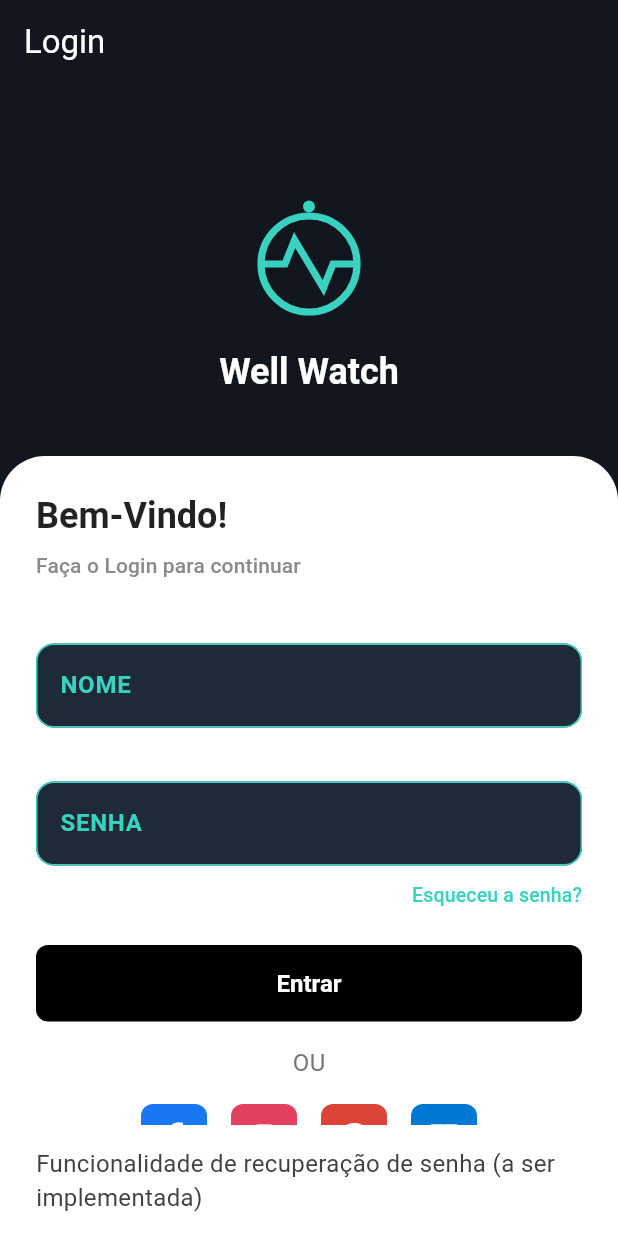
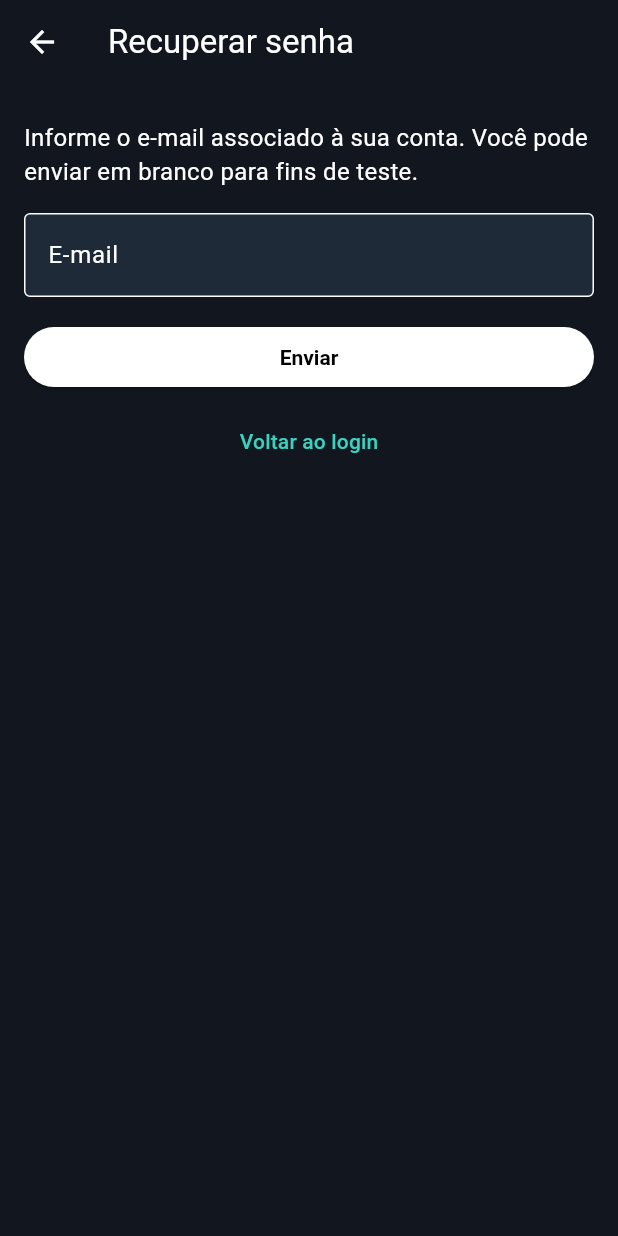
Before and after one commit to Garzin05/Well-Watch, a Flutter app: the screen it shows after launch, after a tap on "Esqueceu a senha?", on a phone screen of 412 x 824 dp. Run offline on Flutter 3.47's test engine with Material 3 defaults, Android fonts, the phone set to English and light mode, and no system bars; our stand-ins replace animate_do, font_awesome_flutter, mask_text_input_formatter, shared_preferences.

Commit message:
2 Paginas + Emulação android

```diff
--- a/Código-Well-Watch/lib/main.dart
+++ b/Código-Well-Watch/lib/main.dart
@@ -4,10 +4,7 @@ import 'package:projetowell/theme.dart';
 import 'package:provider/provider.dart';
 import 'package:projetowell/services/auth_service.dart';
 import 'package:projetowell/services/health_service.dart';
-import 'package:projetowell/screens/auth/welcome_screen.dart';
-import 'package:projetowell/screens/auth/patient_registration_screen.dart';
-import 'package:projetowell/screens/auth/doctor_registration_screen.dart';
-import 'package:projetowell/screens/auth/login_screen.dart';
+import 'package:projetowell/router.dart';
 
 void main() {
   WidgetsFlutterBinding.ensureInitialized();
@@ -41,14 +38,8 @@ class MyApp extends StatelessWidget {
         themeMode: ThemeMode
             .dark, // Use ThemeMode.system para seguir o tema do sistema
         debugShowCheckedModeBanner: false,
-        initialRoute: '/login', // Começa direto na tela de login
-        routes: {
-          '/login': (context) => const LoginScreen(),
-          '/welcome': (context) => const WelcomeScreen(),
-          '/patient-registration': (context) =>
-              const PatientRegistrationScreen(),
-          '/doctor-registration': (context) => const DoctorRegistrationScreen(),
-        },
+        initialRoute: AppRoutes.login,
+        routes: appRoutes(),
       ),
     );
   }
--- a/Código-Well-Watch/lib/router.dart
+++ b/Código-Well-Watch/lib/router.dart
@@ -7,6 +7,8 @@ class AppRoutes {
   static const welcome = '/welcome';
   static const patientRegistration = '/patient-registration';
   static const doctorRegistration = '/doctor-registration';
+  static const passwordRecovery = '/password-recovery';
+  static const reports = '/reports';
   static const home = '/home';
 }
 
@@ -18,6 +20,9 @@ Map<String, WidgetBuilder> appRoutes() {
         const auth_screens.PatientRegistrationScreen(),
     AppRoutes.doctorRegistration: (context) =>
         const auth_screens.DoctorRegistrationScreen(),
+    AppRoutes.passwordRecovery: (context) =>
+        const auth_screens.PasswordRecoveryScreen(),
+    AppRoutes.reports: (context) => const main_screens.ReportsPage(),
     AppRoutes.home: (context) => const main_screens.HomePage(),
   };
 }
--- a/Código-Well-Watch/lib/screens/auth.dart
+++ b/Código-Well-Watch/lib/screens/auth.dart
@@ -4,3 +4,4 @@ export 'package:projetowell/screens/auth/welcome_screen.dart';
 export 'package:projetowell/screens/auth/patient_registration_screen.dart';
 export 'package:projetowell/screens/auth/doctor_registration_screen.dart';
 export 'package:projetowell/screens/auth/registration_success_screen.dart';
+export 'package:projetowell/screens/auth/password_recovery_screen.dart';
--- a/Código-Well-Watch/lib/screens/auth/login_screen.dart
+++ b/Código-Well-Watch/lib/screens/auth/login_screen.dart
@@ -4,6 +4,7 @@ import 'package:projetowell/utils/constants.dart';
 import 'package:projetowell/widgets/custom_text_field.dart';
 import 'package:projetowell/widgets/social_login_button.dart';
 import 'package:projetowell/widgets/app_logo.dart';
+import 'package:projetowell/router.dart';
 import 'package:projetowell/services/auth_service.dart';
 import 'package:projetowell/widgets/custom_scaffold.dart';
 import 'package:projetowell/screens/main/home_page.dart';
@@ -153,12 +154,8 @@ class _LoginScreenState extends State<LoginScreen> {
                       alignment: Alignment.centerRight,
                       child: TextButton(
                         onPressed: () {
-                          ScaffoldMessenger.of(context).showSnackBar(
-                            const SnackBar(
-                              content: Text(
-                                  'Funcionalidade de recuperação de senha (a ser implementada)'),
-                            ),
-                          );
+                          Navigator.pushNamed(
+                              context, AppRoutes.passwordRecovery);
                         },
                         style: TextButton.styleFrom(
                           padding: EdgeInsets.zero,
--- /dev/null
+++ b/Código-Well-Watch/lib/screens/auth/password_recovery_screen.dart
@@ -0,0 +1,85 @@
+import 'dart:async';
+
+import 'package:flutter/material.dart';
+
+class PasswordRecoveryScreen extends StatefulWidget {
+  const PasswordRecoveryScreen({Key? key}) : super(key: key);
+
+  @override
+  State<PasswordRecoveryScreen> createState() => _PasswordRecoveryScreenState();
+}
+
+class _PasswordRecoveryScreenState extends State<PasswordRecoveryScreen> {
+  final TextEditingController _emailController = TextEditingController();
+  Timer? _timer;
+
+  @override
+  void dispose() {
+    _timer?.cancel();
+    _emailController.dispose();
+    super.dispose();
+  }
+
+  void _submit() {
+    final email = _emailController.text;
+    ScaffoldMessenger.of(context).showSnackBar(
+      SnackBar(
+        content: Text(
+          email.isEmpty
+              ? 'Requisição simulada: nenhum e-mail informado.'
+              : 'Requisição simulada: instruções enviadas para $email',
+        ),
+      ),
+    );
+
+    // Schedule a delayed pop but guard with mounted in the callback.
+    _timer = Timer(const Duration(milliseconds: 800), () {
+      if (!mounted) return;
+      Navigator.of(context).maybePop();
+    });
+  }
+
+  @override
+  Widget build(BuildContext context) {
+    return Scaffold(
+      appBar: AppBar(
+        title: const Text('Recuperar senha'),
+        leading: IconButton(
+          icon: const Icon(Icons.arrow_back),
+          onPressed: () => Navigator.of(context).maybePop(),
+        ),
+      ),
+      body: Padding(
+        padding: const EdgeInsets.all(16.0),
+        child: Column(
+          crossAxisAlignment: CrossAxisAlignment.stretch,
+          children: [
+            const SizedBox(height: 8),
+            const Text(
+              'Informe o e-mail associado à sua conta. Você pode enviar em branco para fins de teste.',
+            ),
+            const SizedBox(height: 16),
+            TextField(
+              controller: _emailController,
+              keyboardType: TextInputType.emailAddress,
+              decoration: const InputDecoration(
+                labelText: 'E-mail',
+                border: OutlineInputBorder(),
+              ),
+            ),
+            const SizedBox(height: 16),
+            ElevatedButton(
+              onPressed: _submit,
+              child: const Text('Enviar'),
+            ),
+            const SizedBox(height: 8),
+            TextButton(
+              onPressed: () => Navigator.of(context).maybePop(),
+              child: const Text('Voltar ao login'),
+            ),
+          ],
+        ),
+      ),
+    );
+  }
+}
--- a/Código-Well-Watch/lib/screens/main/home_page.dart
+++ b/Código-Well-Watch/lib/screens/main/home_page.dart
@@ -10,6 +10,7 @@ import 'package:projetowell/screens/main/diabetes_page.dart';
 import 'package:projetowell/screens/main/blood_pressure_page.dart';
 import 'package:projetowell/screens/main/weight_page.dart';
 import 'package:projetowell/widgets/health_widgets.dart';
+import 'package:projetowell/router.dart';
 import 'package:intl/intl.dart';
 
 class HomePage extends StatefulWidget {
@@ -376,11 +377,7 @@ class _HomePageState extends State<HomePage>
           icon: Icons.description,
           label: 'Relatórios',
           onTap: () {
-            ScaffoldMessenger.of(context).showSnackBar(
-              const SnackBar(
-                content: Text('Funcionalidade em desenvolvimento'),
-              ),
-            );
+            Navigator.pushNamed(context, AppRoutes.reports);
           },
         ),
         MenuGridItem(
--- a/Código-Well-Watch/lib/screens/main_screens.dart
+++ b/Código-Well-Watch/lib/screens/main_screens.dart
@@ -4,3 +4,4 @@ export 'package:projetowell/screens/main/diabetes_page.dart';
 export 'package:projetowell/screens/main/blood_pressure_page.dart';
 export 'package:projetowell/screens/main/weight_page.dart';
 export 'package:projetowell/screens/main/calendar_base_page.dart';
+export 'package:projetowell/screens/main/reports_page.dart';
```
Also changed, not shown: Código-Well-Watch/lib/screens/main/reports_page.dart (added, +149 -0 lines), 103 other files.
